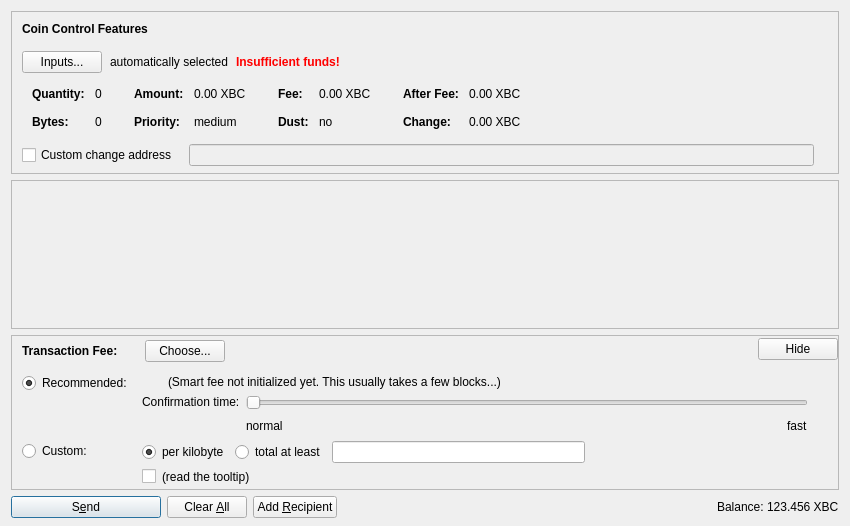
This is src/qt/forms/sendcoinsdialog.ui in mammix2/boostcoin as Qt 5 draws it before an edit. The edited form follows.
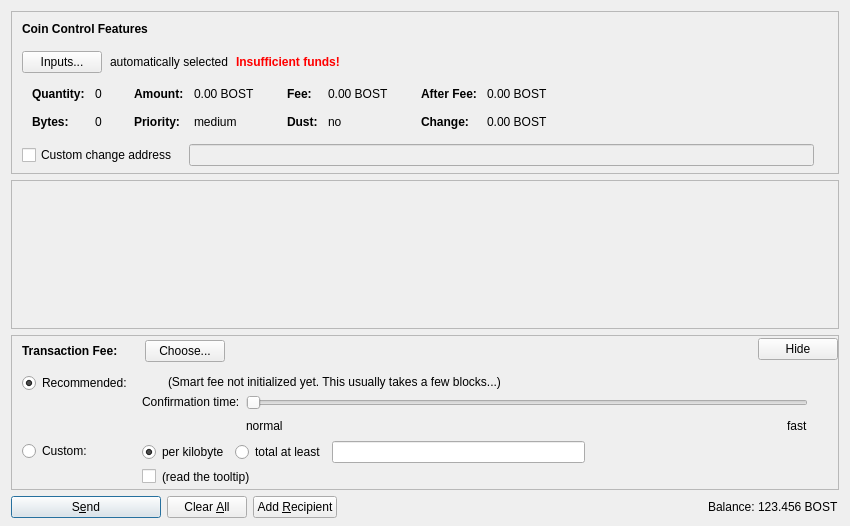
This is the edited form. Icons and pictures are not drawn. Custom widgets are drawn as their Qt base class.

Commit message: Currency Unit to BOST

Diff of the .ui file:
```diff
--- a/src/qt/forms/sendcoinsdialog.ui
+++ b/src/qt/forms/sendcoinsdialog.ui
@@ -324,7 +324,7 @@
                   <enum>Qt::ActionsContextMenu</enum>
                  </property>
                  <property name="text">
-                  <string notr="true">0.00 XBC</string>
+                  <string notr="true">0.00 BOST</string>
                  </property>
                  <property name="textInteractionFlags">
                   <set>Qt::LinksAccessibleByMouse|Qt::TextSelectableByKeyboard|Qt::TextSelectableByMouse</set>
@@ -404,7 +404,7 @@
                   <enum>Qt::ActionsContextMenu</enum>
                  </property>
                  <property name="text">
-                  <string notr="true">0.00 XBC</string>
+                  <string notr="true">0.00 BOST</string>
                  </property>
                  <property name="textInteractionFlags">
                   <set>Qt::LinksAccessibleByMouse|Qt::TextSelectableByKeyboard|Qt::TextSelectableByMouse</set>
@@ -484,7 +484,7 @@
                   <enum>Qt::ActionsContextMenu</enum>
                  </property>
                  <property name="text">
-                  <string notr="true">0.00 XBC</string>
+                  <string notr="true">0.00 BOST</string>
                  </property>
                  <property name="textInteractionFlags">
                   <set>Qt::LinksAccessibleByMouse|Qt::TextSelectableByKeyboard|Qt::TextSelectableByMouse</set>
@@ -513,7 +513,7 @@
                   <enum>Qt::ActionsContextMenu</enum>
                  </property>
                  <property name="text">
-                  <string notr="true">0.00 XBC</string>
+                  <string notr="true">0.00 BOST</string>
                  </property>
                  <property name="textInteractionFlags">
                   <set>Qt::LinksAccessibleByMouse|Qt::TextSelectableByKeyboard|Qt::TextSelectableByMouse</set>
@@ -1299,7 +1299,7 @@
           <cursorShape>IBeamCursor</cursorShape>
          </property>
          <property name="text">
-          <string notr="true">123.456 XBC</string>
+          <string notr="true">123.456 BOST</string>
          </property>
          <property name="textInteractionFlags">
           <set>Qt::LinksAccessibleByMouse|Qt::TextSelectableByKeyboard|Qt::TextSelectableByMouse</set>
```
The commit also changes 6 other files.
